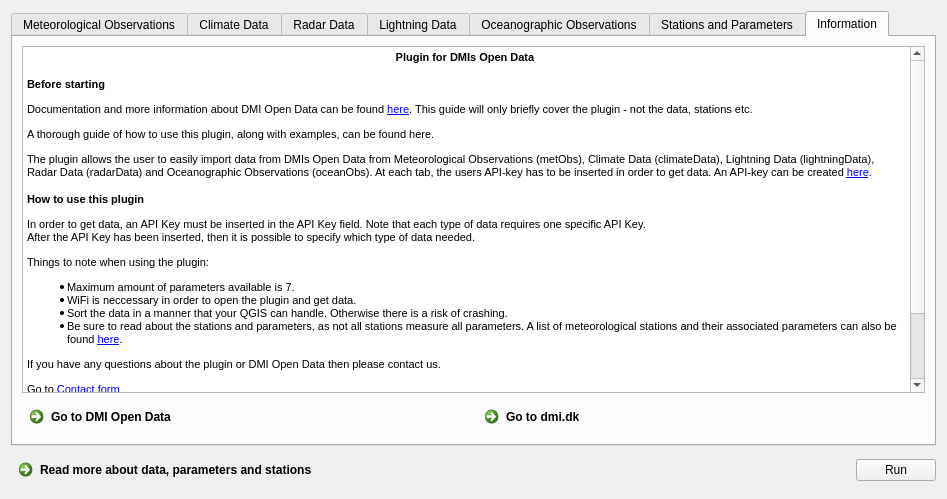
Above: DMI_Open_Data_dialog_base.ui from dmidk/Open-Data-QGIS-plugin before the change. Below: the same form after it.
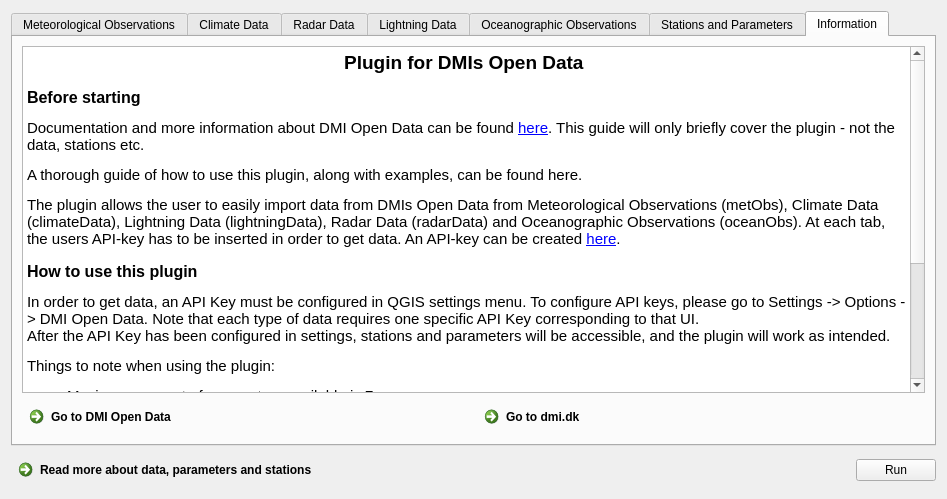
That is the form after the change. The open tabs and pages were chosen to show the change. Icons and pictures are not drawn.

Commit message:
Fix user documentation
Some information was incorrect and outdated

Diff of the .ui file:
```diff
--- a/DMI_Open_Data_dialog_base.ui
+++ b/DMI_Open_Data_dialog_base.ui
@@ -1303,32 +1303,30 @@
       </attribute>
       <layout class="QVBoxLayout" name="verticalLayout_30">
        <item>
-        <widget class="QTextEdit" name="textEdit">
-         <property name="readOnly">
-          <bool>true</bool>
-         </property>
+        <widget class="QTextBrowser" name="textBrowser">
          <property name="html">
           <string>&lt;!DOCTYPE HTML PUBLIC &quot;-//W3C//DTD HTML 4.0//EN&quot; &quot;http://www.w3.org/TR/REC-html40/strict.dtd&quot;&gt;
 &lt;html&gt;&lt;head&gt;&lt;meta name=&quot;qrichtext&quot; content=&quot;1&quot; /&gt;&lt;style type=&quot;text/css&quot;&gt;
 p, li { white-space: pre-wrap; }
 &lt;/style&gt;&lt;/head&gt;&lt;body style=&quot; font-family:'Ubuntu'; font-size:11pt; font-weight:400; font-style:normal;&quot;&gt;
-&lt;p align=&quot;center&quot; style=&quot; margin-top:18px; margin-bottom:12px; margin-left:0px; margin-right:0px; -qt-block-indent:0; text-indent:0px;&quot;&gt;&lt;span style=&quot; font-family:'MS Shell Dlg 2'; font-size:8pt; font-weight:600;&quot;&gt;Plugin for DMIs Open Data &lt;/span&gt;&lt;/p&gt;
-&lt;p style=&quot; margin-top:14px; margin-bottom:12px; margin-left:0px; margin-right:0px; -qt-block-indent:0; text-indent:0px;&quot;&gt;&lt;span style=&quot; font-family:'MS Shell Dlg 2'; font-size:8pt; font-weight:600;&quot;&gt;Before starting&lt;/span&gt;&lt;/p&gt;
-&lt;p style=&quot; margin-top:12px; margin-bottom:12px; margin-left:0px; margin-right:0px; -qt-block-indent:0; text-indent:0px;&quot;&gt;&lt;span style=&quot; font-family:'MS Shell Dlg 2'; font-size:8pt;&quot;&gt;Documentation and more information about DMI Open Data can be found &lt;/span&gt;&lt;a href=&quot;https://confluence.govcloud.dk/display/FDAPI/Danish+Meteorological+Institute+-+Open+Data&quot;&gt;&lt;span style=&quot; font-family:'MS Shell Dlg 2'; font-size:8pt; text-decoration: underline; color:#0000ff;&quot;&gt;here&lt;/span&gt;&lt;/a&gt;&lt;span style=&quot; font-family:'MS Shell Dlg 2'; font-size:8pt;&quot;&gt;. This guide will only briefly cover the plugin - not the data, stations etc.&lt;/span&gt;&lt;/p&gt;
-&lt;p style=&quot; margin-top:12px; margin-bottom:12px; margin-left:0px; margin-right:0px; -qt-block-indent:0; text-indent:0px;&quot;&gt;&lt;span style=&quot; font-family:'MS Shell Dlg 2'; font-size:8pt;&quot;&gt;A thorough guide of how to use this plugin, along with examples, can be found here. &lt;/span&gt;&lt;/p&gt;
-&lt;p style=&quot; margin-top:12px; margin-bottom:12px; margin-left:0px; margin-right:0px; -qt-block-indent:0; text-indent:0px;&quot;&gt;&lt;span style=&quot; font-family:'MS Shell Dlg 2'; font-size:8pt;&quot;&gt;The plugin allows the user to easily import data from DMIs Open Data from Meteorological Observations (metObs), Climate Data (climateData), Lightning Data (lightningData), Radar Data (radarData) and Oceanographic Observations (oceanObs). At each tab, the users API-key has to be inserted in order to get data. An API-key can be created &lt;/span&gt;&lt;a href=&quot;https://confluence.govcloud.dk/display/FDAPI/User+Creation&quot;&gt;&lt;span style=&quot; font-family:'MS Shell Dlg 2'; font-size:8pt; text-decoration: underline; color:#0000ff;&quot;&gt;here&lt;/span&gt;&lt;/a&gt;&lt;span style=&quot; font-family:'MS Shell Dlg 2'; font-size:8pt;&quot;&gt;.&lt;/span&gt;&lt;/p&gt;
-&lt;p style=&quot; margin-top:14px; margin-bottom:12px; margin-left:0px; margin-right:0px; -qt-block-indent:0; text-indent:0px;&quot;&gt;&lt;span style=&quot; font-family:'MS Shell Dlg 2'; font-size:8pt; font-weight:600;&quot;&gt;How to use this plugin&lt;/span&gt;&lt;/p&gt;
-&lt;p style=&quot; margin-top:12px; margin-bottom:12px; margin-left:0px; margin-right:0px; -qt-block-indent:0; text-indent:0px;&quot;&gt;&lt;span style=&quot; font-family:'MS Shell Dlg 2'; font-size:8pt;&quot;&gt;In order to get data, an API Key must be inserted in the API Key field. Note that each type of data requires one specific API Key. &lt;br /&gt;After the API Key has been inserted, then it is possible to specify which type of data needed. &lt;/span&gt;&lt;/p&gt;
-&lt;p style=&quot; margin-top:12px; margin-bottom:12px; margin-left:0px; margin-right:0px; -qt-block-indent:0; text-indent:0px;&quot;&gt;&lt;span style=&quot; font-family:'MS Shell Dlg 2'; font-size:8pt;&quot;&gt;Things to note when using the plugin: &lt;/span&gt;&lt;/p&gt;
-&lt;ul style=&quot;margin-top: 0px; margin-bottom: 0px; margin-left: 0px; margin-right: 0px; -qt-list-indent: 1;&quot;&gt;&lt;li style=&quot; font-family:'MS Shell Dlg 2'; font-size:8pt;&quot; style=&quot; margin-top:12px; margin-bottom:0px; margin-left:0px; margin-right:0px; -qt-block-indent:0; text-indent:0px;&quot;&gt;Maximum amount of parameters available is 7.&lt;/li&gt;
-&lt;li style=&quot; font-family:'MS Shell Dlg 2'; font-size:8pt;&quot; style=&quot; margin-top:0px; margin-bottom:0px; margin-left:0px; margin-right:0px; -qt-block-indent:0; text-indent:0px;&quot;&gt;WiFi is neccessary in order to open the plugin and get data.&lt;/li&gt;
-&lt;li style=&quot; font-family:'MS Shell Dlg 2'; font-size:8pt;&quot; style=&quot; margin-top:0px; margin-bottom:0px; margin-left:0px; margin-right:0px; -qt-block-indent:0; text-indent:0px;&quot;&gt;Sort the data in a manner that your QGIS can handle. Otherwise there is a risk of crashing.&lt;/li&gt;
-&lt;li style=&quot; font-family:'MS Shell Dlg 2'; font-size:8pt;&quot; style=&quot; margin-top:0px; margin-bottom:12px; margin-left:0px; margin-right:0px; -qt-block-indent:0; text-indent:0px;&quot;&gt;Be sure to read about the stations and parameters, as not all stations measure all parameters. A list of meteorological stations and their associated parameters can also be found &lt;a href=&quot;https://confluence.govcloud.dk/pages/viewpage.action?pageId=53086560&quot;&gt;&lt;span style=&quot; text-decoration: underline; color:#0000ff;&quot;&gt;here&lt;/span&gt;&lt;/a&gt;.&lt;/li&gt;&lt;/ul&gt;
-&lt;p style=&quot; margin-top:12px; margin-bottom:12px; margin-left:0px; margin-right:0px; -qt-block-indent:0; text-indent:0px;&quot;&gt;&lt;span style=&quot; font-family:'MS Shell Dlg 2'; font-size:8pt;&quot;&gt;If you have any questions about the plugin or DMI Open Data then please contact us. &lt;/span&gt;&lt;/p&gt;
-&lt;p style=&quot; margin-top:12px; margin-bottom:12px; margin-left:0px; margin-right:0px; -qt-block-indent:0; text-indent:0px;&quot;&gt;&lt;span style=&quot; font-family:'MS Shell Dlg 2'; font-size:8pt;&quot;&gt;Go to &lt;/span&gt;&lt;a href=&quot;https://www.dmi.dk/kontakt/frie-data/&quot;&gt;&lt;span style=&quot; font-family:'MS Shell Dlg 2'; font-size:8pt; text-decoration: underline; color:#0000ff;&quot;&gt;Contact form&lt;/span&gt;&lt;/a&gt;&lt;span style=&quot; font-family:'MS Shell Dlg 2'; font-size:8pt; font-weight:600;&quot;&gt;&lt;br /&gt;&lt;/span&gt;&lt;span style=&quot; font-family:'MS Shell Dlg 2'; font-size:8pt;&quot;&gt;Call DMI support: +45 39 15 75 00&lt;/span&gt;&lt;/p&gt;
-&lt;p style=&quot; margin-top:12px; margin-bottom:12px; margin-left:0px; margin-right:0px; -qt-block-indent:0; text-indent:0px;&quot;&gt;&lt;img src=&quot;https://confluence.govcloud.dk/download/thumbnails/41718638/Open%20Data%20-%20Hvid%20baggrund%20med%20bl%C3%A5%20cirkler%20og%20tekst.png?version=1&amp;amp;modificationDate=1622790552000&amp;amp;api=v2&quot; width=&quot;100&quot; height=&quot;100&quot; /&gt;&lt;/p&gt;
-&lt;p style=&quot; margin-top:12px; margin-bottom:12px; margin-left:0px; margin-right:0px; -qt-block-indent:0; text-indent:0px;&quot;&gt;&lt;span style=&quot; font-family:'MS Shell Dlg 2'; font-size:8pt;&quot;&gt;&lt;br /&gt; &lt;/span&gt;&lt;/p&gt;
-&lt;p style=&quot; margin-top:12px; margin-bottom:12px; margin-left:0px; margin-right:0px; -qt-block-indent:0; text-indent:0px;&quot;&gt;&lt;span style=&quot; font-family:'MS Shell Dlg 2'; font-size:8pt;&quot;&gt; &lt;/span&gt;&lt;/p&gt;&lt;/body&gt;&lt;/html&gt;</string>
+&lt;p align=&quot;center&quot; style=&quot; margin-top:18px; margin-bottom:12px; margin-left:0px; margin-right:0px; -qt-block-indent:0; text-indent:0px;&quot;&gt;&lt;span style=&quot; font-family:'MS Shell Dlg 2'; font-size:14pt; font-weight:600;&quot;&gt;Plugin for DMIs Open Data &lt;/span&gt;&lt;/p&gt;
+&lt;p style=&quot; margin-top:14px; margin-bottom:12px; margin-left:0px; margin-right:0px; -qt-block-indent:0; text-indent:0px;&quot;&gt;&lt;span style=&quot; font-family:'MS Shell Dlg 2'; font-size:12pt; font-weight:600;&quot;&gt;Before starting&lt;/span&gt;&lt;/p&gt;
+&lt;p style=&quot; margin-top:12px; margin-bottom:12px; margin-left:0px; margin-right:0px; -qt-block-indent:0; text-indent:0px;&quot;&gt;&lt;span style=&quot; font-family:'MS Shell Dlg 2';&quot;&gt;Documentation and more information about DMI Open Data can be found &lt;/span&gt;&lt;a href=&quot;https://confluence.govcloud.dk/display/FDAPI/Danish+Meteorological+Institute+-+Open+Data&quot;&gt;&lt;span style=&quot; font-family:'MS Shell Dlg 2'; text-decoration: underline; color:#0000ff;&quot;&gt;here&lt;/span&gt;&lt;/a&gt;&lt;span style=&quot; font-family:'MS Shell Dlg 2';&quot;&gt;. This guide will only briefly cover the plugin - not the data, stations etc.&lt;/span&gt;&lt;/p&gt;
+&lt;p style=&quot; margin-top:12px; margin-bottom:12px; margin-left:0px; margin-right:0px; -qt-block-indent:0; text-indent:0px;&quot;&gt;&lt;span style=&quot; font-family:'MS Shell Dlg 2';&quot;&gt;A thorough guide of how to use this plugin, along with examples, can be found here. &lt;/span&gt;&lt;/p&gt;
+&lt;p style=&quot; margin-top:12px; margin-bottom:12px; margin-left:0px; margin-right:0px; -qt-block-indent:0; text-indent:0px;&quot;&gt;&lt;span style=&quot; font-family:'MS Shell Dlg 2';&quot;&gt;The plugin allows the user to easily import data from DMIs Open Data from Meteorological Observations (metObs), Climate Data (climateData), Lightning Data (lightningData), Radar Data (radarData) and Oceanographic Observations (oceanObs). At each tab, the users API-key has to be inserted in order to get data. An API-key can be created &lt;/span&gt;&lt;a href=&quot;https://confluence.govcloud.dk/display/FDAPI/User+Creation&quot;&gt;&lt;span style=&quot; font-family:'MS Shell Dlg 2'; text-decoration: underline; color:#0000ff;&quot;&gt;here&lt;/span&gt;&lt;/a&gt;&lt;span style=&quot; font-family:'MS Shell Dlg 2';&quot;&gt;.&lt;/span&gt;&lt;/p&gt;
+&lt;p style=&quot; margin-top:14px; margin-bottom:12px; margin-left:0px; margin-right:0px; -qt-block-indent:0; text-indent:0px;&quot;&gt;&lt;span style=&quot; font-family:'MS Shell Dlg 2'; font-size:12pt; font-weight:600;&quot;&gt;How to use this plugin&lt;/span&gt;&lt;/p&gt;
+&lt;p style=&quot; margin-top:12px; margin-bottom:12px; margin-left:0px; margin-right:0px; -qt-block-indent:0; text-indent:0px;&quot;&gt;&lt;span style=&quot; font-family:'MS Shell Dlg 2';&quot;&gt;In order to get data, an API Key must be configured in QGIS settings menu. To configure API keys, please go to Settings -&amp;gt; Options -&amp;gt; DMI Open Data. Note that each type of data requires one specific API Key corresponding to that UI. &lt;br /&gt;After the API Key has been configured in settings, stations and parameters will be accessible, and the plugin will work as intended. &lt;/span&gt;&lt;/p&gt;
+&lt;p style=&quot; margin-top:12px; margin-bottom:12px; margin-left:0px; margin-right:0px; -qt-block-indent:0; text-indent:0px;&quot;&gt;&lt;span style=&quot; font-family:'MS Shell Dlg 2';&quot;&gt;Things to note when using the plugin: &lt;/span&gt;&lt;/p&gt;
+&lt;ul style=&quot;margin-top: 0px; margin-bottom: 0px; margin-left: 0px; margin-right: 0px; -qt-list-indent: 1;&quot;&gt;&lt;li style=&quot; font-family:'MS Shell Dlg 2';&quot; style=&quot; margin-top:12px; margin-bottom:0px; margin-left:0px; margin-right:0px; -qt-block-indent:0; text-indent:0px;&quot;&gt;Maximum amount of parameters available is 7.&lt;/li&gt;
+&lt;li style=&quot; font-family:'MS Shell Dlg 2';&quot; style=&quot; margin-top:0px; margin-bottom:0px; margin-left:0px; margin-right:0px; -qt-block-indent:0; text-indent:0px;&quot;&gt;Internet is neccessary in order to open the plugin and get data.&lt;/li&gt;
+&lt;li style=&quot; font-family:'MS Shell Dlg 2';&quot; style=&quot; margin-top:0px; margin-bottom:0px; margin-left:0px; margin-right:0px; -qt-block-indent:0; text-indent:0px;&quot;&gt;Sort the data in a manner that your QGIS can handle. Otherwise there is a risk of crashing.&lt;/li&gt;
+&lt;li style=&quot; font-family:'MS Shell Dlg 2';&quot; style=&quot; margin-top:0px; margin-bottom:12px; margin-left:0px; margin-right:0px; -qt-block-indent:0; text-indent:0px;&quot;&gt;Be sure to read about the stations and parameters, as not all stations measure all parameters. A list of meteorological stations and their associated parameters can also be found &lt;a href=&quot;https://confluence.govcloud.dk/pages/viewpage.action?pageId=53086560&quot;&gt;&lt;span style=&quot; text-decoration: underline; color:#0000ff;&quot;&gt;here&lt;/span&gt;&lt;/a&gt;.&lt;/li&gt;&lt;/ul&gt;
+&lt;p style=&quot; margin-top:12px; margin-bottom:12px; margin-left:0px; margin-right:0px; -qt-block-indent:0; text-indent:0px;&quot;&gt;&lt;span style=&quot; font-family:'MS Shell Dlg 2';&quot;&gt;If you have any questions about the plugin or DMI Open Data then please contact us. &lt;/span&gt;&lt;/p&gt;
+&lt;p style=&quot; margin-top:12px; margin-bottom:12px; margin-left:0px; margin-right:0px; -qt-block-indent:0; text-indent:0px;&quot;&gt;&lt;span style=&quot; font-family:'MS Shell Dlg 2';&quot;&gt;Go to &lt;/span&gt;&lt;a href=&quot;https://www.dmi.dk/kontakt/frie-data/&quot;&gt;&lt;span style=&quot; font-family:'MS Shell Dlg 2'; text-decoration: underline; color:#0000ff;&quot;&gt;Contact form&lt;/span&gt;&lt;/a&gt;&lt;span style=&quot; font-family:'MS Shell Dlg 2'; font-weight:600;&quot;&gt;&lt;br /&gt;&lt;/span&gt;&lt;span style=&quot; font-family:'MS Shell Dlg 2';&quot;&gt;Call DMI support: +45 39 15 75 00&lt;/span&gt;&lt;/p&gt;
+&lt;p style=&quot; margin-top:12px; margin-bottom:12px; margin-left:0px; margin-right:0px; -qt-block-indent:0; text-indent:0px;&quot;&gt;&lt;img src=&quot;https://confluence.govcloud.dk/download/thumbnails/41718638/Open%20Data%20-%20Hvid%20baggrund%20med%20bl%C3%A5%20cirkler%20og%20tekst.png?version=1&amp;amp;modificationDate=1622790552000&amp;amp;api=v2&quot; width=&quot;100&quot; height=&quot;100&quot; /&gt;&lt;/p&gt;&lt;/body&gt;&lt;/html&gt;</string>
+         </property>
+         <property name="openExternalLinks">
+          <bool>true</bool>
          </property>
         </widget>
        </item>
```
Left out of the diff: 22 changed lines with no effect on the pictures. The commit also changes 3 other files.
